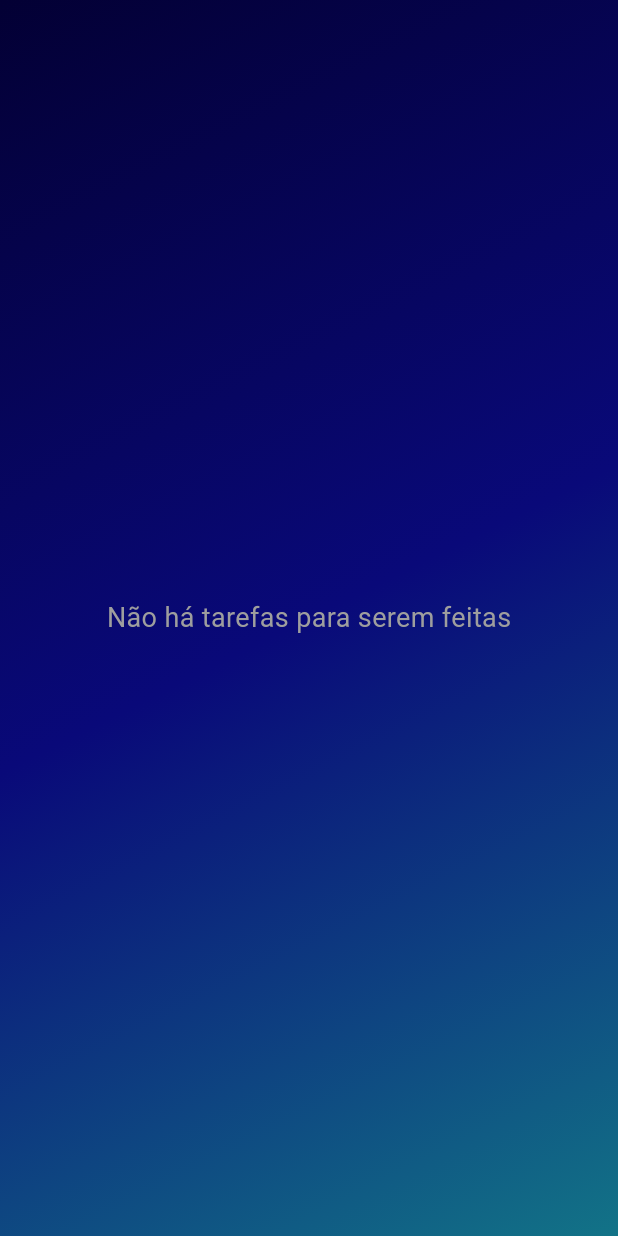
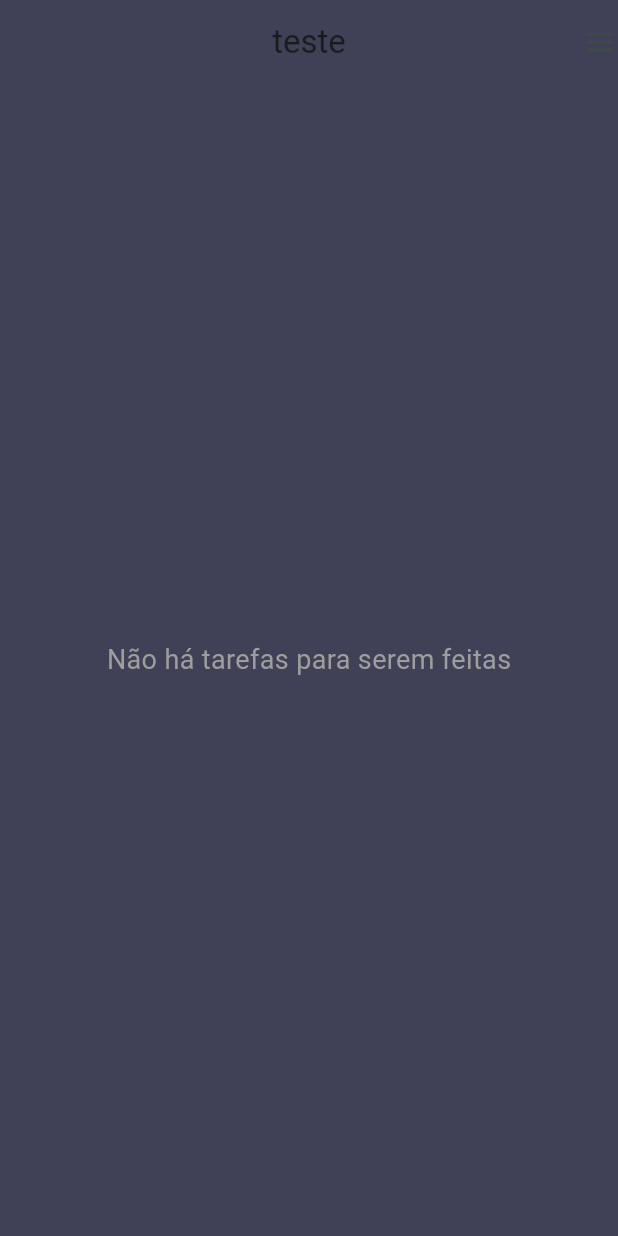
Before and after one commit to gwrgwr/todo_application, a Flutter app: the MyPageView screen opened directly, on a phone screen of 412 x 824 dp. Run offline on Flutter 3.47's test engine with Material 3 defaults, Android fonts, the phone set to English and light mode, and no system bars; our stand-ins replace bloc, flutter_bloc, flutter_slidable, get_it, sqflite; accounts and stored records are empty.

Commit message:
fixed bugs and refactored

```diff
--- a/lib/main.dart
+++ b/lib/main.dart
@@ -26,7 +26,7 @@ class MyApp extends StatelessWidget {
       theme: DarkTheme.darkTheme(),
       home: BlocProvider(
         create: (context) => TodoBloc(GetIt.instance.get<DataFromSqflite>()),
-        child: const MyPageView(),
+        child: MyPageView(),
       ),
     );
   }
--- a/lib/views/home_page.dart
+++ b/lib/views/home_page.dart
@@ -1,7 +1,10 @@
 import 'package:flutter/material.dart';
 import 'package:flutter_bloc/flutter_bloc.dart';
+import 'package:flutter_slidable/flutter_slidable.dart';
 import 'package:get_it/get_it.dart';
 import 'package:todo_application/bloc/todo_bloc.dart';
+import 'package:todo_application/components/modal_edit_widget.dart';
+import 'package:todo_application/components/slidable_widget.dart';
 import 'package:todo_application/data/data_from_sqflite.dart';
 
 class HomePage extends StatefulWidget {
@@ -39,13 +42,30 @@ class _HomePageState extends State<HomePage> {
               ),
             );
           }
-          return ListView.builder(
-            shrinkWrap: true,
-            itemCount: state.listTodo.length,
-            itemBuilder: (context, index) {
-              final item = state.listTodo[index];
-              return Text(item.description);
-            },
+          return Padding(
+            padding: const EdgeInsets.only(
+              top: 20,
+              left: 40,
+            ),
+            child: Column(
+              children: [
+                ListView.separated(
+                  separatorBuilder: (context, index) =>
+                      const SizedBox(height: 10),
+                  shrinkWrap: true,
+                  itemCount: state.listTodo.length,
+                  itemBuilder: (context, index) {
+                    final item = state.listTodo[index];
+                    final boolean = item.isdone == 0 ? false : true;
+                    return MySlidable(
+                      todoBloc: todoBloc,
+                      item: item,
+                      boolean: boolean,
+                    );
+                  },
+                ),
+              ],
+            ),
           );
         }
 
--- a/lib/views/page_view.dart
+++ b/lib/views/page_view.dart
@@ -5,30 +5,46 @@ import 'package:todo_application/views/home_page.dart';
 import 'package:todo_application/views/todo_insert_page.dart';
 
 class MyPageView extends StatelessWidget {
-  const MyPageView({super.key});
+  MyPageView({super.key});
 
+  final pageController = PageController();
   @override
   Widget build(BuildContext context) {
-    return Container(
-      decoration: const BoxDecoration(
-        gradient: LinearGradient(
-          begin: Alignment.topLeft,
-          end: Alignment.bottomRight,
-          colors: [
-            Color(0xff030034),
-            Color(0xff090979),
-            Color(0xff127387),
-        ])
+    return Scaffold(
+      appBar: AppBar(
+        backgroundColor: Colors.transparent,
+        title: const Text('teste'),
+        centerTitle: true,
+        actions: const [
+          Icon(
+            Icons.menu,
+          )
+        ],
       ),
-      child: Scaffold(
-        backgroundColor: Colors.transparent,
-        body: PageView(
-          children: [
-            HomePage(),
-            InsertPage(GetIt.instance.get<TodoBloc>()),
-          ],
-        ),
+      backgroundColor: const Color(0xff404056),
+      body: PageView(
+        controller: pageController,
+        children: [
+          const HomePage(),
+          InsertPage(
+            GetIt.instance.get<TodoBloc>(),
+            pageController: pageController,
+          ),
+        ],
       ),
     );
   }
 }
+
+// Container(
+//       decoration: const BoxDecoration(
+//         gradient: LinearGradient(
+//           begin: Alignment.topLeft,
+//           end: Alignment.bottomRight,
+//           colors: [
+//             Color(0xff030034),
+//             Color(0xff090979),
+//             Color(0xff127387),
+//         ])
+//       ),
+//       child:
--- a/pubspec.yaml
+++ b/pubspec.yaml
@@ -43,6 +43,7 @@ dependencies:
   get_it: ^7.7.0
   uuid: ^4.4.0
   sqflite_common_ffi: ^2.3.3
+  flutter_slidable: ^3.1.0
 
 dev_dependencies:
   flutter_test:
```
Also changed, not shown: lib/components/modal_edit_widget.dart (added, +86 -0 lines), lib/components/my_snackbar.dart (added, +19 -0 lines), lib/components/slidable_widget.dart (added, +89 -0 lines), lib/views/todo_insert_page.dart (+16 -5 lines), pubspec.lock.
